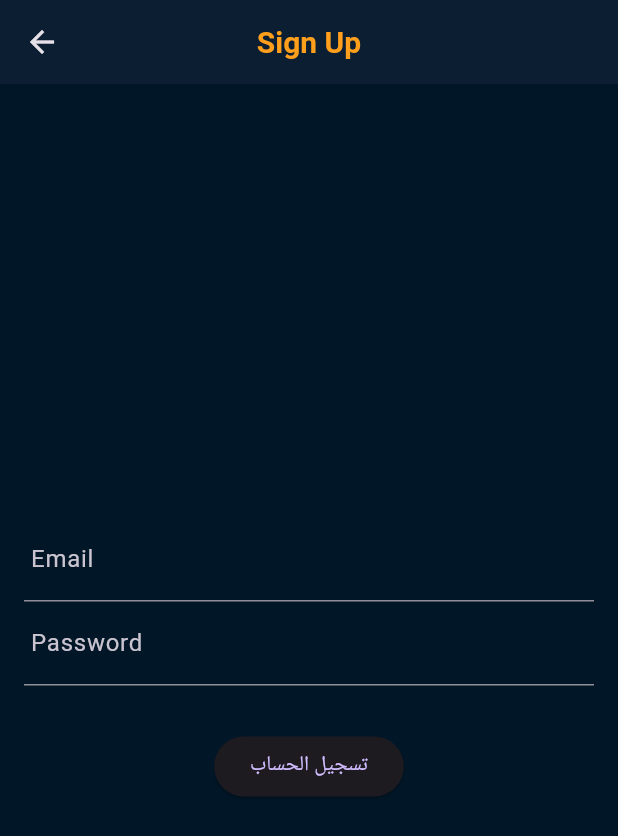
After one commit to OsamahHasann/E-commers-By-Provider-state-managements, a Flutter app: the screen it shows after launch, after a tap on "Entery", after a tap on "Have you already account? Sign Up", on a phone screen of 412 x 824 dp. The commit adds this screen. Shown: the top 836 px of the screen. Run offline on Flutter 3.47's test engine with Material 3 defaults, Android fonts, the phone set to English and light mode, and no system bars; our stand-ins replace cloud_firestore, firebase_auth, firebase_core; accounts and stored records are empty.

Commit message:
add data to firebase and auth

```diff
--- /dev/null
+++ b/lib/features/auth/auth_provider.dart
@@ -0,0 +1,53 @@
+import 'package:flutter/material.dart';
+import 'auth_repository.dart';
+
+class AuthProvider with ChangeNotifier {
+  final AuthRepository _authRepository = AuthRepository();
+  bool _isLoading = false;
+  String _errorMessage = '';
+
+  bool get isLoading => _isLoading;
+  String get errorMessage => _errorMessage;
+
+  void clearError() {
+    _errorMessage = '';
+  }
+
+  Future<bool> register(String email, String password) async {
+    _isLoading = true;
+    _errorMessage = '';
+    notifyListeners();
+    try {
+      await _authRepository.signUpWithEmailAndPassword(email, password);
+      _isLoading = false;
+      notifyListeners();
+      return true;
+    } catch (e) {
+      _errorMessage = e.toString().replaceAll("Exception: ", "");
+      _isLoading = false;
+      notifyListeners();
+      return false;
+    }
+  }
+
+  Future<bool> login(String email, String password) async {
+    _isLoading = true;
+    _errorMessage = '';
+    notifyListeners();
+    try {
+      await _authRepository.loginWithEmailAndPassword(email, password);
+      _isLoading = false;
+      notifyListeners();
+      return true;
+    } catch (e) {
+      _errorMessage = e.toString().replaceAll("Exception: ", "");
+      _isLoading = false;
+      notifyListeners();
+      return false;
+    }
+  }
+
+  Future<void> logout() async {
+    await _authRepository.signOut();
+  }
+}
--- /dev/null
+++ b/lib/features/auth/auth_repository.dart
@@ -0,0 +1,40 @@
+import 'package:firebase_auth/firebase_auth.dart';
+
+class AuthRepository {
+  final FirebaseAuth _auth = FirebaseAuth.instance;
+
+  Stream<User?> get authStateChanges => _auth.authStateChanges();
+
+   Future<UserCredential> signUpWithEmailAndPassword(String email, String password) async {
+    try {
+      return await _auth.createUserWithEmailAndPassword(email: email, password: password);
+    } on FirebaseAuthException catch (e) {
+      throw Exception(_handleAuthError(e.code));
+    }
+  }
+
+
+  Future<UserCredential> loginWithEmailAndPassword(String email, String password) async {
+    try {
+      return await _auth.signInWithEmailAndPassword(email: email, password: password);
+    } on FirebaseAuthException catch (e) {
+      throw Exception(_handleAuthError(e.code));
+    }
+  }
+
+  Future<void> signOut() async {
+    await _auth.signOut();
+  }
+
+
+  String _handleAuthError(String code) {
+    switch (code) {
+      case 'weak-password': return 'كلمة المرور ضعيفة جداً.';
+      case 'email-already-in-use': return 'البريد الإلكتروني مستخدم بالفعل.';
+      case 'user-not-found': return 'لا يوجد مستخدم بهذا البريد الإلكتروني.';
+      case 'wrong-password': return 'كلمة المرور غير صحيحة.';
+      case 'invalid-email': return 'صيغة البريد الإلكتروني غير صحيحة.';
+      default: return 'حدث خطأ ما، يرجى المحاولة لاحقاً.';
+    }
+  }
+}
--- /dev/null
+++ b/lib/features/auth/auth_wrapper.dart
@@ -0,0 +1,26 @@
+import 'package:e_commers_by_provider/features/products/product_presention/products_screen.dart';
+import 'package:firebase_auth/firebase_auth.dart';
+import 'package:flutter/material.dart';
+import 'login_screen.dart';
+
+class AuthWrapper extends StatelessWidget {
+  const AuthWrapper({super.key});
+
+  @override
+  Widget build(BuildContext context) {
+    return StreamBuilder<User?>(
+      stream: FirebaseAuth.instance.authStateChanges(),
+      builder: (context, snapshot) {
+
+        if (snapshot.connectionState == ConnectionState.active) {
+          User? user = snapshot.data;
+          if (user == null) {
+            return const LoginScreen();
+          }
+          return const ProductsScreen();
+        }
+        return const Scaffold(body: Center(child: CircularProgressIndicator()));
+      },
+    );
+  }
+}
--- /dev/null
+++ b/lib/features/auth/login_screen.dart
@@ -0,0 +1,91 @@
+import 'package:flutter/material.dart';
+import 'package:provider/provider.dart';
+import 'auth_provider.dart';
+import 'register_screen.dart';
+
+class LoginScreen extends StatefulWidget {
+  const LoginScreen({super.key});
+
+  @override
+  State<LoginScreen> createState() => _LoginScreenState();
+}
+
+class _LoginScreenState extends State<LoginScreen> {
+  final _emailController = TextEditingController();
+  final _passwordController = TextEditingController();
+  final _formKey = GlobalKey<FormState>();
+
+  @override
+  Widget build(BuildContext context) {
+    final authProvider = Provider.of<AuthProvider>(context);
+    return Scaffold(
+      appBar: AppBar(title: const Text('Login')),
+      body: Padding(
+        padding: const EdgeInsets.all(16.0),
+        child: Form(
+          key: _formKey,
+          child: Column(
+            mainAxisAlignment: MainAxisAlignment.center,
+            children: [
+              TextFormField(
+                controller: _emailController,
+                decoration: const InputDecoration(
+                  labelText: ' Email',
+                ),
+                validator: (val) =>
+                    val!.isEmpty ? 'Enter your Email' : null,
+              ),
+              TextFormField(
+                controller: _passwordController,
+                obscureText: true,
+                decoration: const InputDecoration(labelText: 'Password '),
+                validator: (val) =>
+                    val!.length < 6 ? 'Passwoed is short' : null,
+              ),
+              const SizedBox(height: 20),
+              if (authProvider.errorMessage.isNotEmpty)
+                Text(
+                  authProvider.errorMessage,
+                  style: const TextStyle(color: Colors.red),
+                ),
+              const SizedBox(height: 10),
+              authProvider.isLoading
+                  ? const CircularProgressIndicator()
+                  : ElevatedButton(
+                      onPressed: () async {
+                        if (_formKey.currentState!.validate()) {
+                          bool success = await authProvider.login(
+                            _emailController.text.trim(),
+                            _passwordController.text.trim(),
+                          );
+
+                          if (success && mounted) {
+                            FocusScope.of(context).unfocus();
+                            Future.delayed(
+                              const Duration(milliseconds: 100),
+                              () {
+                                if (mounted) Navigator.pop(context);
+                              },
+                            );
+                          }
+                        }
+                      },
+                      child: const Text('Entery'),
+                    ),
+              TextButton(
+                onPressed: () {
+                  authProvider.clearError();
+                  Navigator.push(
+                    context,
+                    MaterialPageRoute(builder: (_) => const RegisterScreen()),
+                  );
+                },
+                child: const Text('Have you already account? Sign Up '),
+              ),
+            ],
+          ),
+        ),
+      ),
+    );
+  }
+}
--- /dev/null
+++ b/lib/features/auth/register_screen.dart
@@ -0,0 +1,80 @@
+import 'package:flutter/material.dart';
+import 'package:provider/provider.dart';
+import 'auth_provider.dart';
+
+class RegisterScreen extends StatefulWidget {
+  const RegisterScreen({super.key});
+
+  @override
+  State<RegisterScreen> createState() => _RegisterScreenState();
+}
+
+class _RegisterScreenState extends State<RegisterScreen> {
+  final _emailController = TextEditingController();
+  final _passwordController = TextEditingController();
+  final _formKey = GlobalKey<FormState>();
+
+  @override
+  Widget build(BuildContext context) {
+    final authProvider = Provider.of<AuthProvider>(context);
+    return Scaffold(
+      appBar: AppBar(title: const Text('Sign Up')),
+      body: Padding(
+        padding: const EdgeInsets.all(16.0),
+        child: Form(
+          key: _formKey,
+          child: Column(
+            mainAxisAlignment: MainAxisAlignment.center,
+            children: [
+              TextFormField(
+                controller: _emailController,
+                decoration: const InputDecoration(
+                  labelText: ' Email',
+                ),
+                validator: (val) =>
+                    val!.isEmpty ? '  Enter Email' : null,
+              ),
+              TextFormField(
+                controller: _passwordController,
+                obscureText: true,
+                decoration: const InputDecoration(labelText: ' Password'),
+                validator: (val) =>
+                    val!.length < 6 ? 'Six parts minmum' : null,
+              ),
+              const SizedBox(height: 20),
+              if (authProvider.errorMessage.isNotEmpty)
+                Text(
+                  authProvider.errorMessage,
+                  style: const TextStyle(color: Colors.red),
+                ),
+              const SizedBox(height: 10),
+              authProvider.isLoading
+                  ? const CircularProgressIndicator()
+                  : ElevatedButton(
+                      onPressed: () async {
+                        if (_formKey.currentState!.validate()) {
+                          bool success = await authProvider.register(
+                            _emailController.text.trim(),
+                            _passwordController.text.trim(),
+                          );
+
+                          if (success && mounted) {
+                            FocusScope.of(context).unfocus();
+                            Future.delayed(
+                              const Duration(milliseconds: 100),
+                              () {
+                                if (mounted) Navigator.pop(context);
+                              },
+                            );
+                          }
+                        }
+                      },
+                      child: const Text('تسجيل الحساب'),
+                    ),
+            ],
+          ),
+        ),
+      ),
+    );
+  }
+}
--- a/lib/main.dart
+++ b/lib/main.dart
@@ -1,23 +1,30 @@
-import 'package:e_commers_by_provider/features/cart/cart_provider/cart_provider.dart';
-import 'package:e_commers_by_provider/features/products/product_presention/products_screen.dart';
-import 'package:e_commers_by_provider/features/products/product_provider/favorit_provider.dart';
-import 'package:e_commers_by_provider/features/products/product_provider/product_provider.dart';
+
+
+import 'package:firebase_core/firebase_core.dart';
 import 'package:flutter/material.dart';
 import 'package:provider/provider.dart';
 import './core/theme/app_theme.dart';
 import 'core/constants/app_constans.dart';
-// import 'features/products/product_presention/products_screen.dart';
+import 'package:e_commers_by_provider/features/auth/auth_provider.dart';
+import 'package:e_commers_by_provider/features/products/product_provider/product_provider.dart';
+import 'package:e_commers_by_provider/features/products/product_provider/favorit_provider.dart';
+import 'package:e_commers_by_provider/features/cart/cart_provider/cart_provider.dart';
+import 'package:e_commers_by_provider/features/auth/auth_wrapper.dart';
 
-
-void main() {
-  runApp(MultiProvider(
+void main() async {
+  WidgetsFlutterBinding.ensureInitialized();
+  await Firebase.initializeApp();
+  runApp(
+    MultiProvider(
       providers: [
-        ChangeNotifierProvider(create: (contaxt) => ProductProvider()),
-        ChangeNotifierProvider(create: (contaxt) => FavoriteProvider()),
-        ChangeNotifierProvider(create: (contaxt) => CartProvider()),
+        ChangeNotifierProvider(create: (context) => AuthProvider()),
+        ChangeNotifierProvider(create: (context) => ProductProvider()),
+        ChangeNotifierProvider(create: (context) => FavoriteProvider()),
+        ChangeNotifierProvider(create: (context) => CartProvider()),
       ],
       child: const MyApp(),
-    ),);
+    ),
+  );
 }
 
 class MyApp extends StatelessWidget {
@@ -29,7 +36,7 @@ class MyApp extends StatelessWidget {
       debugShowCheckedModeBanner: false,
       title: AppConstants.appName,
       theme: AppTheme.darkTheme,
-      home:  ProductsScreen(),
+      home: const AuthWrapper(),
     );
   }
 }
--- a/pubspec.yaml
+++ b/pubspec.yaml
@@ -36,6 +36,9 @@ dependencies:
   cupertino_icons: ^1.0.8
   provider: ^6.1.5+1
   http: ^1.2.0
+  firebase_core: ^2.32.0
+  firebase_auth: ^4.19.6
+  cloud_firestore: ^4.17.4
 
 dev_dependencies:
   flutter_test:
```
Also changed, not shown: lib/core/widgets/product_card.dart (+11 -9 lines), lib/features/products/product_data/product_model.dart (+21 -8 lines), lib/features/products/product_data/product_repository.dart (+19 -20 lines), lib/features/products/product_presention/favorit_prodacts.dart (+13 -16 lines), lib/features/products/product_presention/intion.dart (deleted, +0 -15 lines), lib/features/products/product_presention/products_screen.dart (+9 -12 lines), lib/features/products/product_provider/favorit_provider.dart (+37 -12 lines), lib/features/products/product_provider/product_provider.dart (+51 -22 lines), pubspec.lock, 6 other files.
